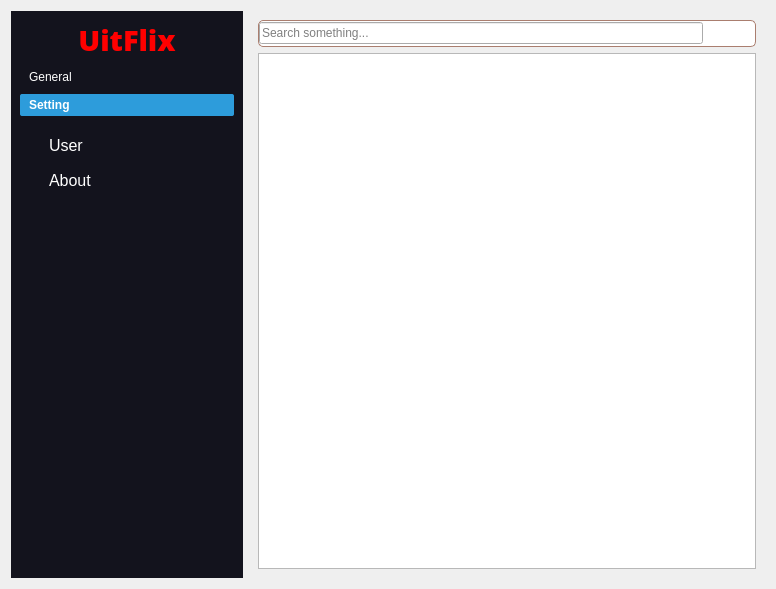
The window that ui/UserUI.ui (Hatsuki9813/FinalProject-NT219) describes before a commit, drawn with Qt 5.
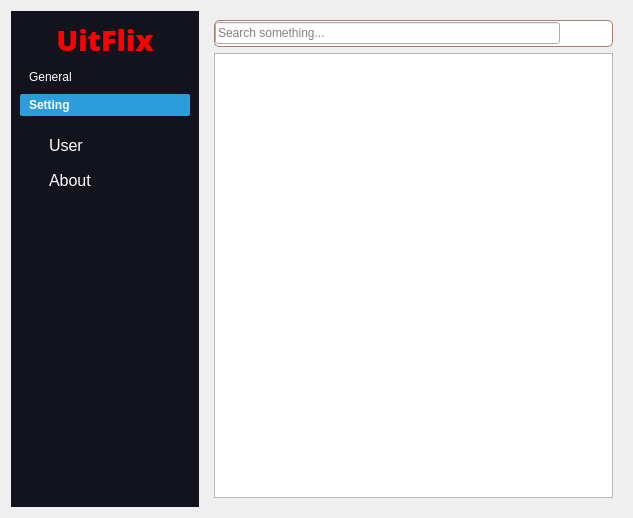
The same window after the commit. Icons and pictures are not drawn.

```diff
--- a/ui/UserUI.ui
+++ b/ui/UserUI.ui
@@ -6,8 +6,8 @@
    <rect>
     <x>0</x>
     <y>0</y>
-    <width>776</width>
-    <height>589</height>
+    <width>633</width>
+    <height>518</height>
    </rect>
   </property>
   <property name="windowTitle">
@@ -469,8 +469,8 @@
             <rect>
              <x>0</x>
              <y>0</y>
-             <width>215</width>
-             <height>449</height>
+             <width>170</width>
+             <height>378</height>
             </rect>
            </property>
            <attribute name="label">
```
Left out of the diff: 4 changed lines with no effect on the pictures.
